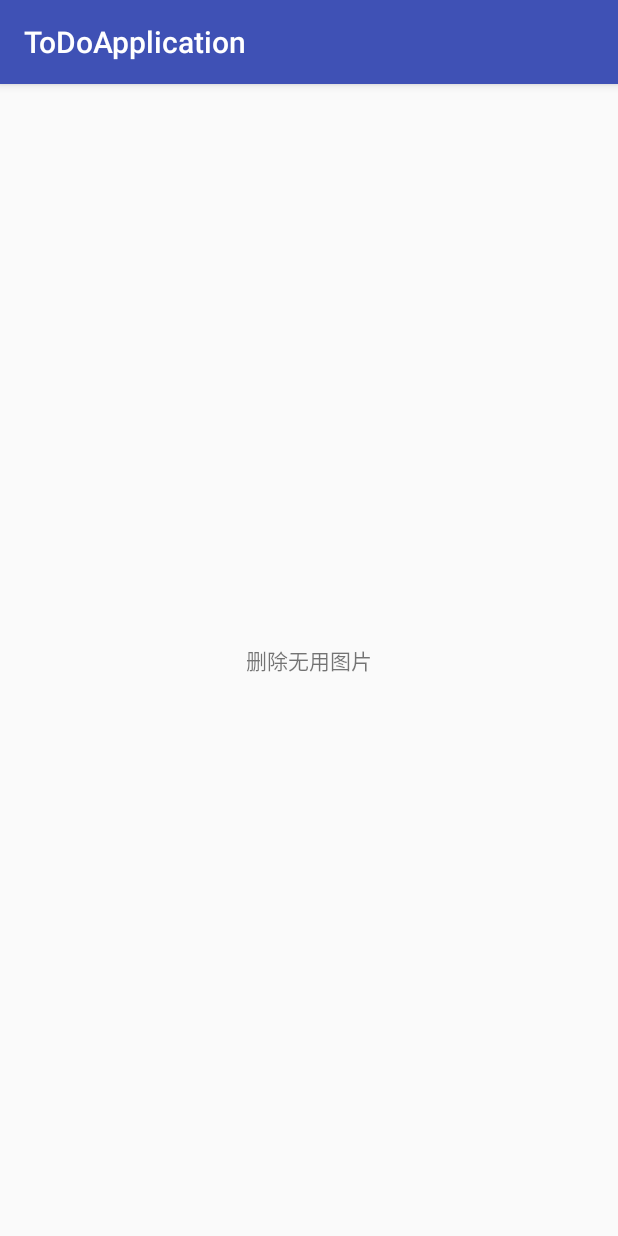
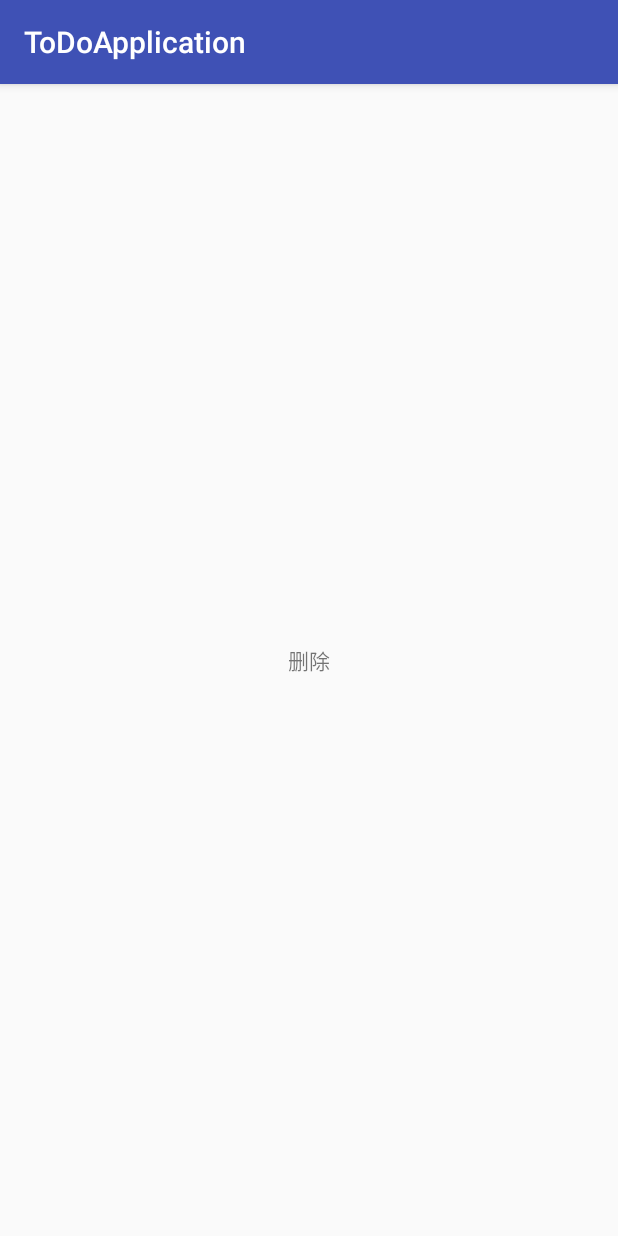
Before and after one commit to zhoukai1526/todo, an Android app: the DeletePhotoAty screen opened directly, with no data from a screen before it, on a phone screen of 412 x 824 dp. Run offline under Robolectric (Android 15) with nearby library versions, the phone set to English and light mode, and no system bars.

Commit message:
更改布局文件

```diff
--- a/app/src/main/res/layout/activity_delete_photo_aty.xml
+++ b/app/src/main/res/layout/activity_delete_photo_aty.xml
@@ -9,7 +9,7 @@
 
     <TextView
         android:gravity="center"
-        android:text="删除无用图片"
+        android:text="删除"
         android:layout_width="match_parent"
         android:layout_height="match_parent" />
 
```
